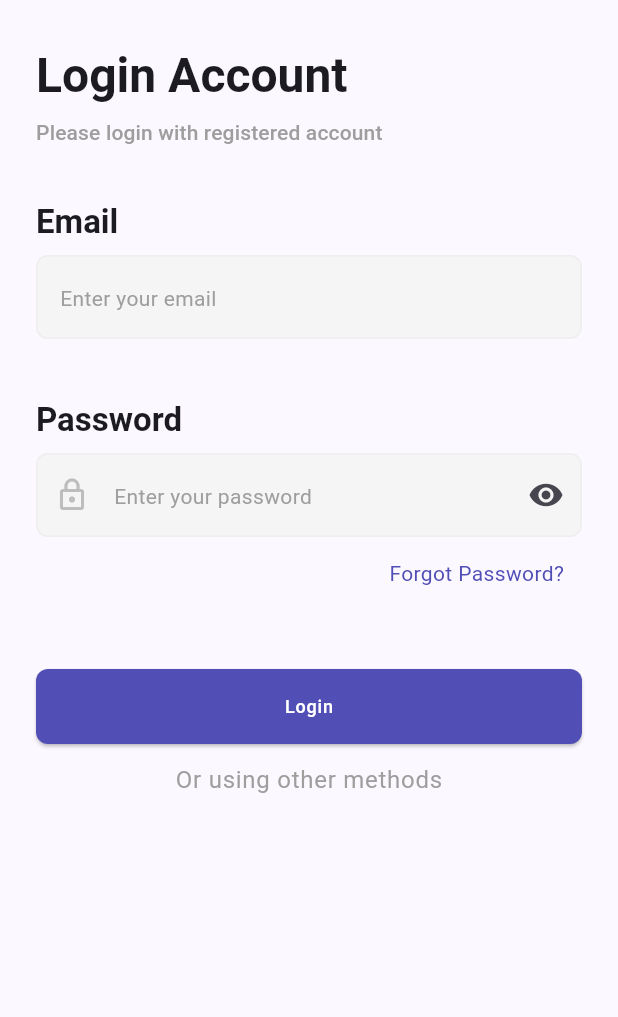
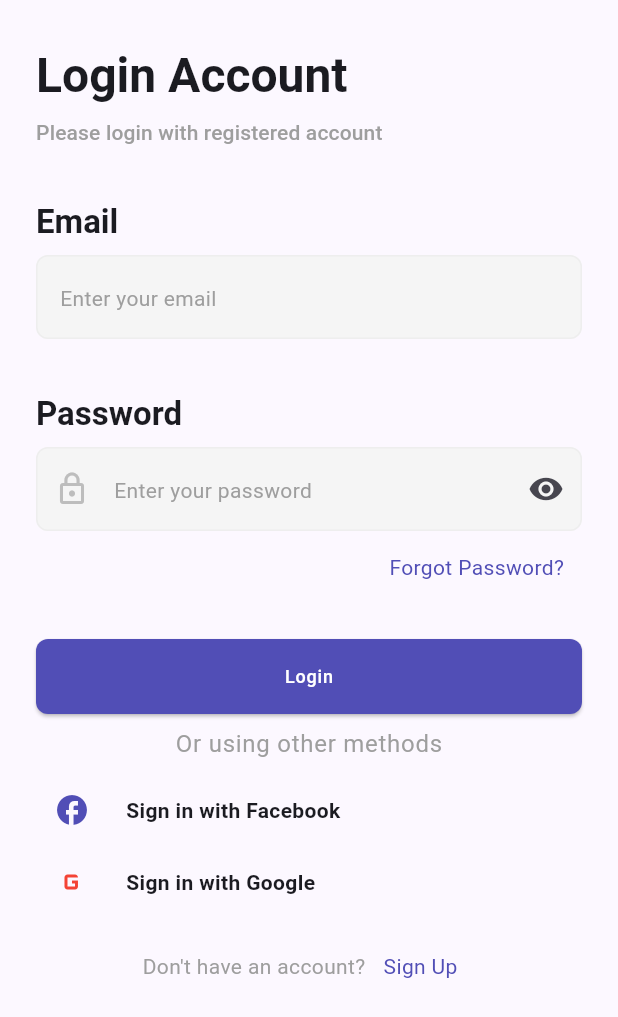
Before and after one commit to boshranofal/Ecommerce_App, a Flutter app: the screen it shows after launch, on a phone screen of 412 x 824 dp. Shown: the top 1017 px of the screen. Run offline on Flutter 3.47's test engine with Material 3 defaults, Android fonts, the phone set to English and light mode, and no system bars; our stand-ins replace carousel_slider, cloud_firestore, firebase_auth, firebase_core, flutter_bloc, persistent_bottom_nav_bar_v2; accounts and stored records are empty.

Commit message:
feat: finalized the google auth

```diff
--- a/lib/views/pages/sign_in.dart
+++ b/lib/views/pages/sign_in.dart
@@ -67,7 +67,7 @@ class _SignInState extends State<SignIn> {
                       ),
                 ),
               ),
-              const SizedBox(height: 40),
+              const SizedBox(height: 36),
               Text("Password",
                   style: Theme.of(context).textTheme.titleLarge!.copyWith(
                         fontWeight: FontWeight.bold,
@@ -121,7 +121,7 @@ class _SignInState extends State<SignIn> {
                   ),
                 ),
               ),
-              const SizedBox(height: 40),
+              const SizedBox(height: 24),
               BlocConsumer<AuthCubit, AuthState>(
                 bloc: authCubit,
                 listenWhen: (previous, current) =>
@@ -159,13 +159,100 @@ class _SignInState extends State<SignIn> {
                   );
                 },
               ),
-              const SizedBox(height: 12),
+              const SizedBox(height: 8),
               Align(
                 alignment: Alignment.center,
                 child: Text("Or using other methods",
                     style: Theme.of(context).textTheme.bodyLarge!.copyWith(
                           color: Colors.grey,
                         )),
+              ),
+              const SizedBox(height: 8),
+              Column(
+                mainAxisAlignment: MainAxisAlignment.center,
+                children: [
+                  Row(
+                    children: [
+                      IconButton(
+                        icon: const Icon(Icons.facebook,
+                            color: AppColors.primary),
+                        onPressed: () {},
+                      ),
+                      const SizedBox(width: 12),
+                      Text('Sign in with Facebook',
+                          style: Theme.of(context)
+                              .textTheme
+                              .bodyMedium!
+                              .copyWith(fontWeight: FontWeight.bold)),
+                    ],
+                  ),
+                  const SizedBox(width: 8),
+                  Row(
+                    children: [
+                      BlocConsumer<AuthCubit, AuthState>(
+                        bloc: authCubit,
+                        listenWhen: (previous, current) =>
+                            current is GoogleSignInError ||
+                            current is GoogleSignInSuccess,
+                        listener: (context, state) {
+                          if (state is GoogleSignInSuccess) {
+                            Navigator.pushReplacementNamed(
+                                context, AppRoutes.home);
+                          } else if (state is GoogleSignInError) {
+                            ScaffoldMessenger.of(context).showSnackBar(SnackBar(
+                              content: Text(state.message),
+                              backgroundColor: AppColors.red,
+                            ));
+                          }
+                        },
+                        buildWhen: (previous, current) =>
+                            current is GoogleSignInLoading ||
+                            current is GoogleSignInError ||
+                            current is GoogleSignInSuccess,
+                        builder: (context, state) {
+                          if (state is GoogleSignInLoading) {
+                            return IconButton(
+                                icon: const Icon(Icons.g_mobiledata_outlined,
+                                    color: AppColors.red),
+                                onPressed: () {});
+                          }
+                          return IconButton(
+                            icon: const Icon(Icons.g_mobiledata_outlined,
+                                color: AppColors.red),
+                            onPressed: () async {
+                              await authCubit.authenticateWithGoogle();
+                            },
+                          );
+                        },
+                      ),
+                      const SizedBox(width: 12),
+                      Text('Sign in with Google',
+                          style: Theme.of(context)
+                              .textTheme
+                              .bodyMedium!
+                              .copyWith(fontWeight: FontWeight.bold)),
+                    ],
+                  ),
+                ],
+              ),
+              const SizedBox(height: 8),
+              Row(
+                mainAxisAlignment: MainAxisAlignment.center,
+                children: [
+                  Text("Don't have an account?",
+                      style: Theme.of(context).textTheme.bodyMedium!.copyWith(
+                            color: Colors.grey,
+                          )),
+                  TextButton(
+                    onPressed: () {
+                      Navigator.pushNamed(context, AppRoutes.signup);
+                    },
+                    child: Text("Sign Up",
+                        style: Theme.of(context).textTheme.bodyMedium!.copyWith(
+                              color: AppColors.primary,
+                            )),
+                  ),
+                ],
               ),
             ],
           ),
```
